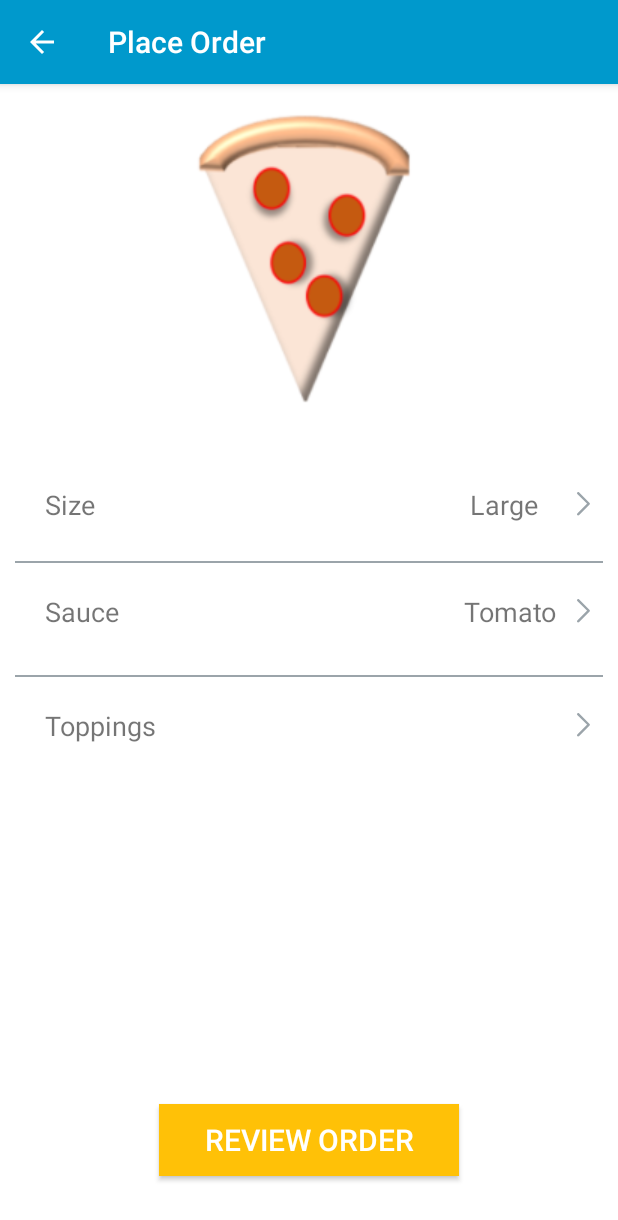
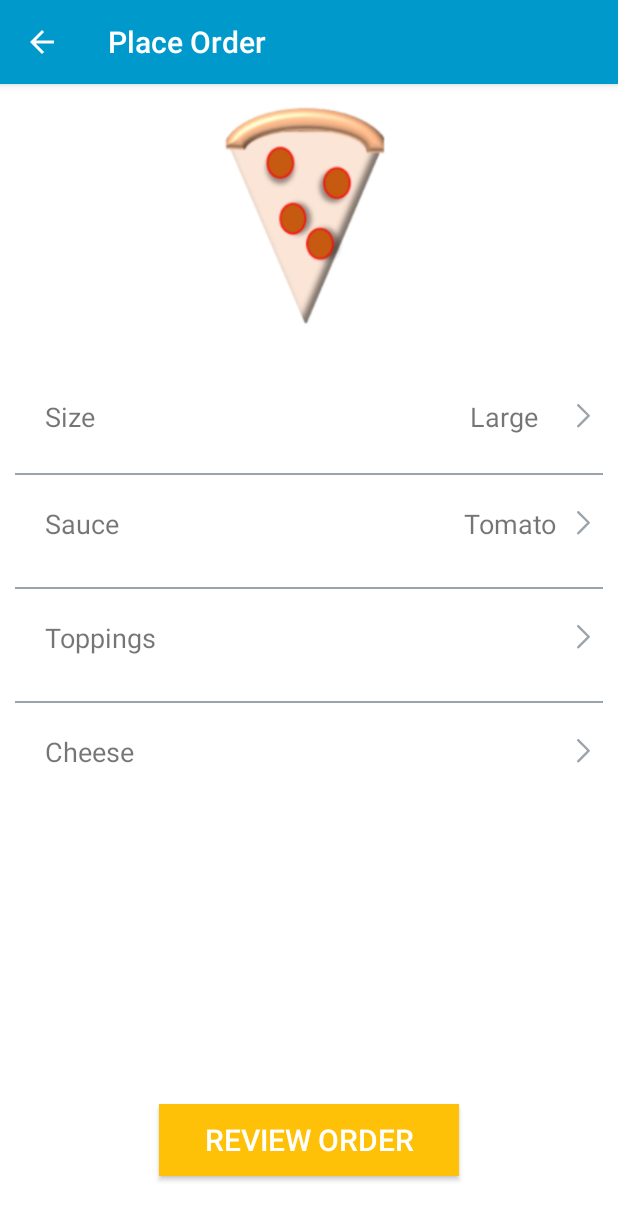
Before and after one commit to kkhevna/NYC-Pizza, an Android app: the PlaceOrderActivity screen opened directly, with no data from a screen before it, on a phone screen of 412 x 824 dp. Shown: the top 1220 px of the screen. Run offline under Robolectric (Android 15) with nearby library versions, the phone set to English and light mode, and no system bars; our stand-ins replace ButterKnife.

Commit message:
Cheese added

```diff
--- a/app/src/main/AndroidManifest.xml
+++ b/app/src/main/AndroidManifest.xml
@@ -19,6 +19,7 @@
         <activity android:name=".ToppingsListActivity" />
         <activity android:name=".PlaceOrderActivity" />
         <activity android:name=".ReviewOrder" />
+        <activity android:name=".CheeseListActivity" />
     </application>
 
 </manifest>
--- a/app/src/main/java/com/khevna/kpizza/PlaceOrderActivity.java
+++ b/app/src/main/java/com/khevna/kpizza/PlaceOrderActivity.java
@@ -24,6 +24,10 @@ public class PlaceOrderActivity extends AppCompatActivity {
     @BindView(R.id.toppingsValueTextView)
     protected TextView toppingsValueTextView;
 
+    @BindView(R.id.cheeseValueTextView)
+    protected TextView cheeseValueTextView;
+
+
     @BindView(R.id.SizeLayout)
     protected View sizeLayout;
 
@@ -32,6 +36,9 @@ public class PlaceOrderActivity extends AppCompatActivity {
 
     @BindView(R.id.toppingsLayout)
     protected View toppingsLayout;
+
+    @BindView(R.id.cheeseLayout)
+    protected View cheeseLayout;
 
     @BindView(R.id.reviewOrderButton)
     protected Button reviewOrderButton;
@@ -72,6 +79,13 @@ public class PlaceOrderActivity extends AppCompatActivity {
             }
         });
 
+        cheeseLayout.setOnClickListener(new View.OnClickListener() {
+            @Override
+            public void onClick(View v) {
+                startActivityForResult(new Intent(PlaceOrderActivity.this, CheeseListActivity.class), 1);
+            }
+        });
+
         reviewOrderButton.setOnClickListener(new View.OnClickListener() {
             @Override
             public void onClick(View v) {
@@ -79,6 +93,7 @@ public class PlaceOrderActivity extends AppCompatActivity {
                 intent.putExtra("Size", sizeValueTextView.getText());
                 intent.putExtra("Sauce", sauceValueTextView.getText());
                 intent.putExtra("Toppings", toppingsValueTextView.getText());
+                intent.putExtra("Cheese", cheeseValueTextView.getText());
                 startActivity(intent);
             }
         });
@@ -88,11 +103,20 @@ public class PlaceOrderActivity extends AppCompatActivity {
     @Override
     protected void onActivityResult(int requestCode, int resultCode, @Nullable Intent data) {
         super.onActivityResult(requestCode, resultCode, data);
-        if (data != null) {
-            String message = data.getStringExtra("MESSAGE");
-            toppingsValueTextView.setText(message);
+        if (requestCode == 0) {
+            if (data != null) {
+                String message = data.getStringExtra("MESSAGE");
+                toppingsValueTextView.setText(message);
+            } else {
+                toppingsValueTextView.setText("Pepperoni");
+            }
         } else {
-            toppingsValueTextView.setText("Pepperoni");
+            if (data != null) {
+                String message = data.getStringExtra("CHEESE");
+                cheeseValueTextView.setText(message);
+            } else {
+                cheeseValueTextView.setText("Mozzarella");
+            }
         }
     }
 
--- a/app/src/main/java/com/khevna/kpizza/ReviewOrder.java
+++ b/app/src/main/java/com/khevna/kpizza/ReviewOrder.java
@@ -21,6 +21,9 @@ public class ReviewOrder extends AppCompatActivity {
     @BindView(R.id.toppingsValueTextView)
     protected TextView toppingsValueTextView;
 
+    @BindView(R.id.cheeseValueTextView)
+    protected TextView cheeseValueTextView;
+
     @Override
     protected void onCreate(@Nullable Bundle savedInstanceState) {
         super.onCreate(savedInstanceState);
@@ -33,6 +36,7 @@ public class ReviewOrder extends AppCompatActivity {
         sizeValueTextView.setText(i.getStringExtra("Size"));
         sauceValueTextView.setText(i.getStringExtra("Sauce"));
         toppingsValueTextView.setText(i.getStringExtra("Toppings"));
+        cheeseValueTextView.setText(i.getStringExtra("Cheese"));
 
     }
 
--- a/app/src/main/java/com/khevna/kpizza/ToppingsListActivity.java
+++ b/app/src/main/java/com/khevna/kpizza/ToppingsListActivity.java
@@ -31,7 +31,6 @@ public class ToppingsListActivity extends AppCompatActivity {
         objects.add(new Toppings("Pepperoni"));
         objects.add(new Toppings("Peppers"));
         objects.add(new Toppings("Tomatoes"));
-        objects.add(new Toppings("Mozzarella"));
         ToppingsArrayAdapter arrayAdapter = new ToppingsArrayAdapter(this, R.layout.toppings_listview_item, objects);
         simpleList.setAdapter(arrayAdapter);
         setTitle("Select Pizza Toppings");
@@ -59,7 +58,7 @@ public class ToppingsListActivity extends AppCompatActivity {
         if (objects.get(0).isChecked()) {
             sb.append(objects.get(0).getToppings());
         }
-        for (int i = 1; i < 4; i++) {
+        for (int i = 1; i < 3; i++) {
             if (objects.get(i).isChecked()) {
                 if (sb.length() > 0) {
                     sb.append(", ");
--- a/app/src/main/res/layout/customize_main_screen.xml
+++ b/app/src/main/res/layout/customize_main_screen.xml
@@ -7,8 +7,8 @@
 
     <ImageView
         android:id="@+id/customizeImageView"
-        android:layout_width="wrap_content"
-        android:layout_height="wrap_content"
+        android:layout_width="219dp"
+        android:layout_height="179dp"
         android:layout_centerHorizontal="true"
         android:src="@drawable/pepperoni_slice" />
 
@@ -146,6 +146,55 @@
 
     </RelativeLayout>
 
+    <View
+        android:id="@+id/toppingsView"
+        android:layout_width="match_parent"
+        android:layout_height="1dp"
+        android:layout_below="@id/toppingsLayout"
+        android:layout_marginTop="10dp"
+        android:layout_marginRight="10dp"
+        android:layout_marginLeft="10dp"
+        android:background="#9BA4AA"/>
+
+    <RelativeLayout
+        android:layout_below="@id/toppingsView"
+        android:id="@+id/cheeseLayout"
+        android:layout_marginLeft="30dp"
+        android:layout_marginTop="20dp"
+        android:layout_marginBottom="20dp"
+        android:layout_width="wrap_content"
+        android:layout_height="wrap_content">
+
+        <TextView
+            android:id="@+id/cheeseTextView"
+            android:layout_width="wrap_content"
+            android:layout_height="wrap_content"
+            android:textSize="18sp"
+            android:text="@string/cheese"/>
+
+        <TextView
+            android:id="@+id/cheeseValueTextView"
+            android:layout_toRightOf="@id/cheeseTextView"
+            android:layout_width="wrap_content"
+            android:layout_height="wrap_content"
+            android:textSize="18sp"
+            android:layout_alignParentRight="true"
+            android:layout_marginLeft="80dp"
+            android:layout_marginRight="45dp"
+            android:gravity="right"
+            android:text=""/>
+
+        <ImageView
+            android:id="@+id/cheeseChevron"
+            android:layout_width="wrap_content"
+            android:layout_height="wrap_content"
+            app:srcCompat="@drawable/btn_chevron"
+            android:layout_alignParentRight="true"
+            android:layout_marginRight="15dp"
+            android:layout_centerVertical="true"/>
+
+    </RelativeLayout>
+
 
     <Button
         android:id="@+id/reviewOrderButton"
--- a/app/src/main/res/values/strings.xml
+++ b/app/src/main/res/values/strings.xml
@@ -19,7 +19,10 @@
     <string name="large">Large</string>
     <string name="sauce">Sauce</string>
     <string name="toppings">Toppings</string>
+    <string name="cheese">Cheese</string>
     <string name="review_order">Review Order</string>
     <string name="quantity">Quantity</string>
     <string name="done">Done</string>
+    <string name="less">Less</string>
+    <string name="more">More</string>
 </resources>
```
Also changed, not shown: app/src/main/java/com/khevna/kpizza/Cheese.kt (added, +15 -0 lines), app/src/main/java/com/khevna/kpizza/CheeseArrayAdapter.kt (added, +127 -0 lines), app/src/main/java/com/khevna/kpizza/CheeseListActivity.kt (added, +64 -0 lines), app/src/main/res/drawable/custom_seek_bar_progress_drawable.xml (added, +11 -0 lines), app/src/main/res/drawable/grey_rectangle.xml (added, +8 -0 lines), app/src/main/res/drawable/thumb_image.xml (added, +14 -0 lines), app/src/main/res/drawable/yellow_rectangle.xml (added, +8 -0 lines), app/src/main/res/layout/cheese_list.xml (added, +29 -0 lines), app/src/main/res/layout/cheese_listview_item.xml (added, +82 -0 lines), app/src/main/res/layout/review_order.xml (+43 -3 lines), app/src/main/res/layout/toast.xml (added, +21 -0 lines).
